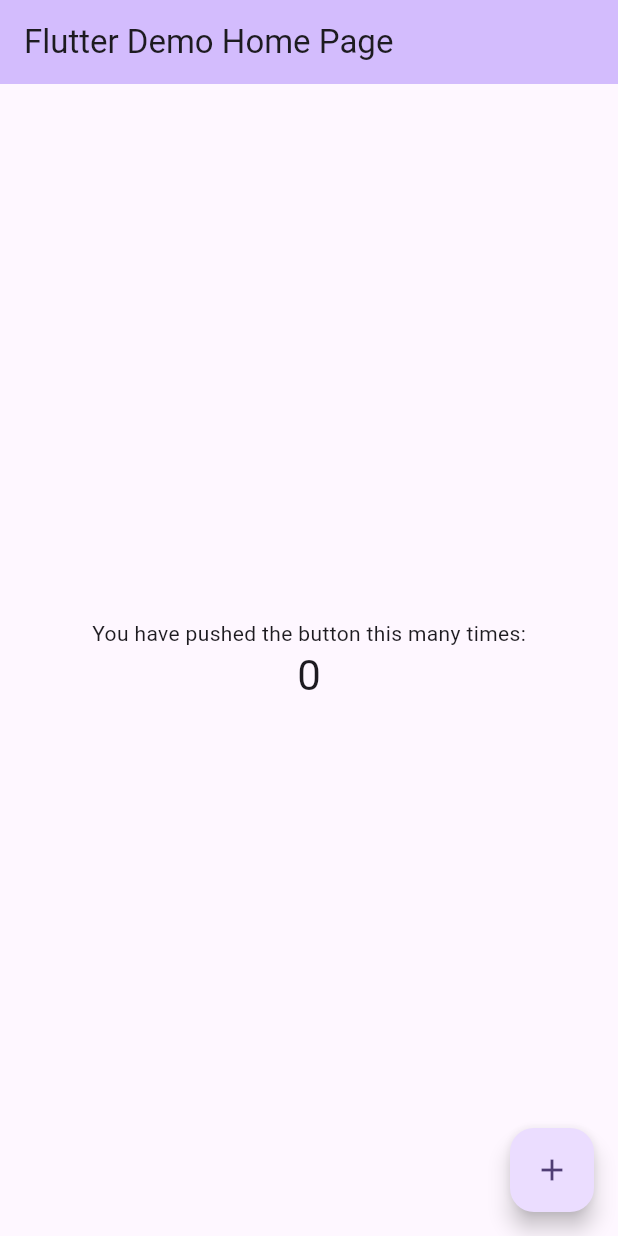
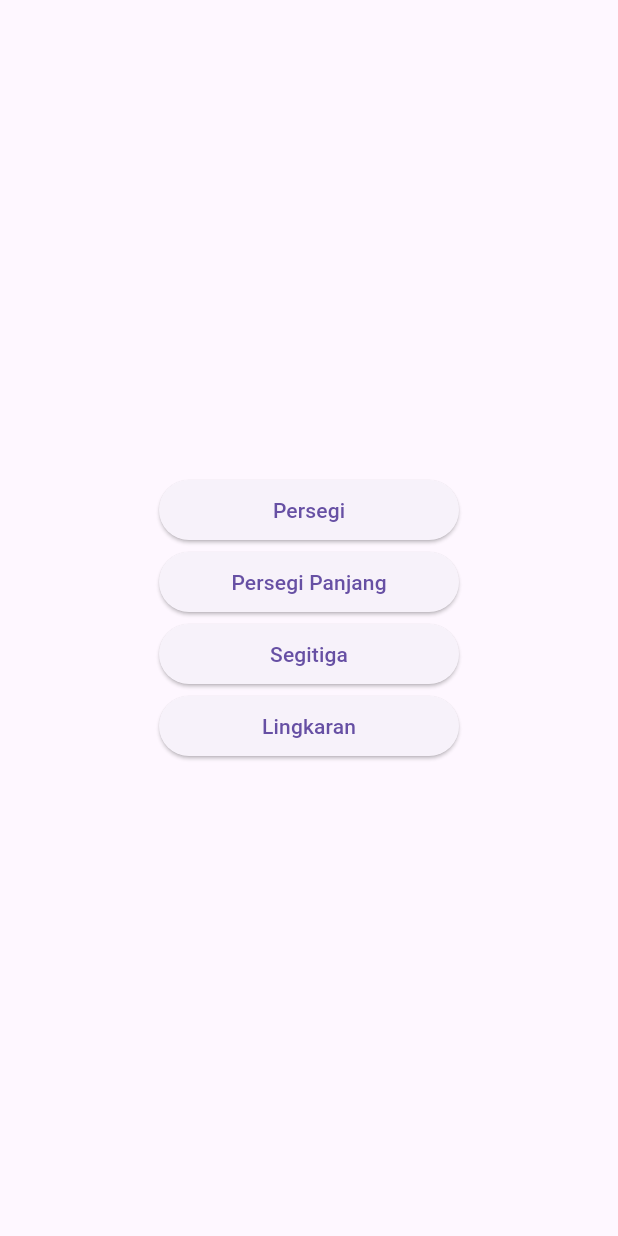
Before and after one commit to HilalSyah/AndroidGetX, a Flutter app: the screen it shows after launch, on a phone screen of 412 x 824 dp. Run offline on Flutter 3.47's test engine with Material 3 defaults, Android fonts, the phone set to English and light mode, and no system bars; our stand-ins replace get.

Commit message:
Update Project [HS]

```diff
--- a/lib/main.dart
+++ b/lib/main.dart
@@ -1,125 +1,20 @@
+import 'package:bangun_datar_getx/pages/first_page.dart';
 import 'package:flutter/material.dart';
+import 'package:get/get.dart';
 
 void main() {
-  runApp(const MyApp());
+  runApp(MyApp());
 }
 
 class MyApp extends StatelessWidget {
-  const MyApp({super.key});
-
-  // This widget is the root of your application.
   @override
   Widget build(BuildContext context) {
-    return MaterialApp(
-      title: 'Flutter Demo',
+    return GetMaterialApp(
+      title: 'Kalkulator Bangun Datar',
       theme: ThemeData(
-        // This is the theme of your application.
-        //
-        // TRY THIS: Try running your application with "flutter run". You'll see
-        // the application has a purple toolbar. Then, without quitting the app,
-        // try changing the seedColor in the colorScheme below to Colors.green
-        // and then invoke "hot reload" (save your changes or press the "hot
-        // reload" button in a Flutter-supported IDE, or press "r" if you used
-        // the command line to start the app).
-        //
-        // Notice that the counter didn't reset back to zero; the application
-        // state is not lost during the reload. To reset the state, use hot
-        // restart instead.
-        //
-        // This works for code too, not just values: Most code changes can be
-        // tested with just a hot reload.
-        colorScheme: ColorScheme.fromSeed(seedColor: Colors.deepPurple),
-        useMaterial3: true,
+        primarySwatch: Colors.blue,
       ),
-      home: const MyHomePage(title: 'Flutter Demo Home Page'),
+      home: FirstPage(),
     );
   }
 }
-
-class MyHomePage extends StatefulWidget {
-  const MyHomePage({super.key, required this.title});
-
-  // This widget is the home page of your application. It is stateful, meaning
-  // that it has a State object (defined below) that contains fields that affect
-  // how it looks.
-
-  // This class is the configuration for the state. It holds the values (in this
-  // case the title) provided by the parent (in this case the App widget) and
-  // used by the build method of the State. Fields in a Widget subclass are
-  // always marked "final".
-
-  final String title;
-
-  @override
-  State<MyHomePage> createState() => _MyHomePageState();
-}
-
-class _MyHomePageState extends State<MyHomePage> {
-  int _counter = 0;
-
-  void _incrementCounter() {
-    setState(() {
-      // This call to setState tells the Flutter framework that something has
-      // changed in this State, which causes it to rerun the build method below
-      // so that the display can reflect the updated values. If we changed
-      // _counter without calling setState(), then the build method would not be
-      // called again, and so nothing would appear to happen.
-      _counter++;
-    });
-  }
-
-  @override
-  Widget build(BuildContext context) {
-    // This method is rerun every time setState is called, for instance as done
-    // by the _incrementCounter method above.
-    //
-    // The Flutter framework has been optimized to make rerunning build methods
-    // fast, so that you can just rebuild anything that needs updating rather
-    // than having to individually change instances of widgets.
-    return Scaffold(
-      appBar: AppBar(
-        // TRY THIS: Try changing the color here to a specific color (to
-        // Colors.amber, perhaps?) and trigger a hot reload to see the AppBar
-        // change color while the other colors stay the same.
-        backgroundColor: Theme.of(context).colorScheme.inversePrimary,
-        // Here we take the value from the MyHomePage object that was created by
-        // the App.build method, and use it to set our appbar title.
-        title: Text(widget.title),
-      ),
-      body: Center(
-        // Center is a layout widget. It takes a single child and positions it
-        // in the middle of the parent.
-        child: Column(
-          // Column is also a layout widget. It takes a list of children and
-          // arranges them vertically. By default, it sizes itself to fit its
-          // children horizontally, and tries to be as tall as its parent.
-          //
-          // Column has various properties to control how it sizes itself and
-          // how it positions its children. Here we use mainAxisAlignment to
-          // center the children vertically; the main axis here is the vertical
-          // axis because Columns are vertical (the cross axis would be
-          // horizontal).
-          //
-          // TRY THIS: Invoke "debug painting" (choose the "Toggle Debug Paint"
-          // action in the IDE, or press "p" in the console), to see the
-          // wireframe for each widget.
-          mainAxisAlignment: MainAxisAlignment.center,
-          children: <Widget>[
-            const Text(
-              'You have pushed the button this many times:',
-            ),
-            Text(
-              '$_counter',
-              style: Theme.of(context).textTheme.headlineMedium,
-            ),
-          ],
-        ),
-      ),
-      floatingActionButton: FloatingActionButton(
-        onPressed: _incrementCounter,
-        tooltip: 'Increment',
-        child: const Icon(Icons.add),
-      ), // This trailing comma makes auto-formatting nicer for build methods.
-    );
-  }
-}
--- /dev/null
+++ b/lib/pages/first_page.dart
@@ -0,0 +1,65 @@
+import 'package:bangun_datar_getx/pages/lingkaran.dart';
+import 'package:bangun_datar_getx/pages/persegi_pages.dart';
+import 'package:bangun_datar_getx/pages/persegi_panjang.dart';
+import 'package:bangun_datar_getx/pages/segitiga.dart';
+import 'package:flutter/material.dart';
+import 'package:get/get.dart';
+
+class FirstPage extends StatefulWidget {
+  const FirstPage({super.key});
+
+  @override
+  State<FirstPage> createState() => _FirstPageState();
+}
+
+class _FirstPageState extends State<FirstPage> {
+  @override
+  Widget build(BuildContext context) {
+    return Scaffold(
+      body: Center(
+        child: Column(
+          mainAxisAlignment: MainAxisAlignment.center,
+          crossAxisAlignment: CrossAxisAlignment.center,
+          children: [
+            SizedBox(
+              width: 200,
+              child: ElevatedButton(
+                onPressed: () {
+                  Get.to(() => PersegiPage());
+                },
+                child: Text("Persegi"),
+              ),
+            ),
+            SizedBox(
+              width: 200,
+              child: ElevatedButton(
+                onPressed: () {
+                  Get.to(() => PersegiPanjangPage());
+                },
+                child: Text("Persegi Panjang"),
+              ),
+            ),
+            SizedBox(
+              width: 200,
+              child: ElevatedButton(
+                onPressed: () {
+                  Get.to(() => SegitigaPage());
+                },
+                child: Text("Segitiga"),
+              ),
+            ),
+            SizedBox(
+              width: 200,
+              child: ElevatedButton(
+                onPressed: () {
+                  Get.to(() => LingkaranPage());
+                },
+                child: Text("Lingkaran"),
+              ),
+            ),
+          ],
+        ),
+      ),
+    );
+  }
+}
--- a/pubspec.yaml
+++ b/pubspec.yaml
@@ -35,6 +35,7 @@ dependencies:
   # The following adds the Cupertino Icons font to your application.
   # Use with the CupertinoIcons class for iOS style icons.
   cupertino_icons: ^1.0.6
+  get: ^4.6.6
 
 dev_dependencies:
   flutter_test:
```
Also changed, not shown: lib/controlers/bangun_datar_controlers.dart (added, +33 -0 lines), lib/pages/Persegi_panjang.dart (added, +54 -0 lines), lib/pages/lingkaran.dart (added, +45 -0 lines), lib/pages/persegi_pages.dart (added, +45 -0 lines), lib/pages/segitiga.dart (added, +54 -0 lines), pubspec.lock, 1 other file.
